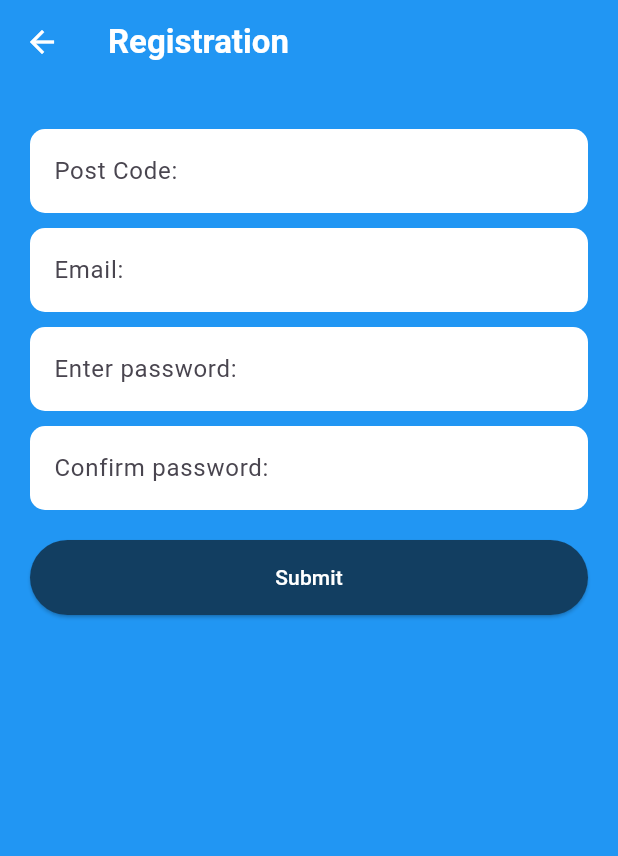
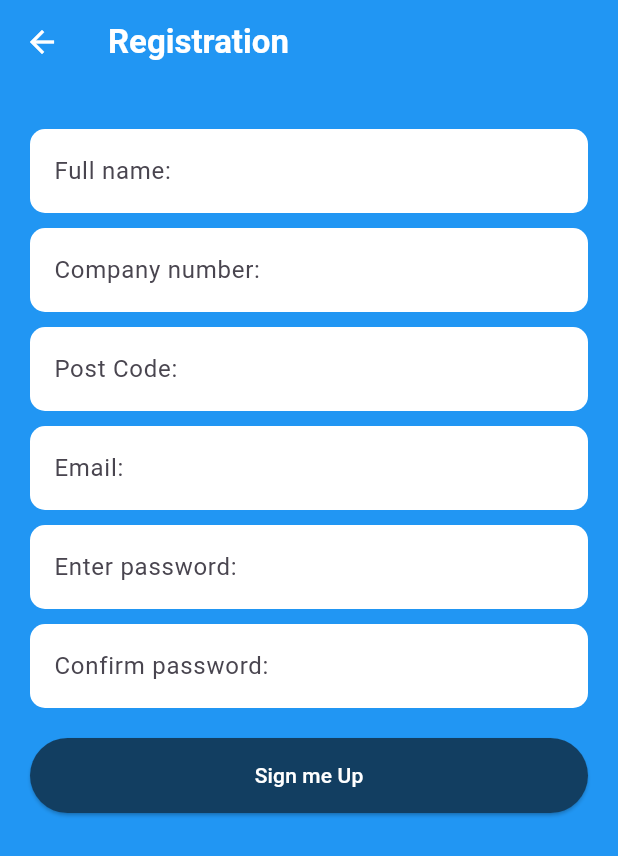
Before and after one commit to EbenBoakye/ShopByStock, a Flutter app: the RegistrationPage screen opened by its route, on a phone screen of 412 x 824 dp. Shown: the top 856 px of the screen. Run offline on Flutter 3.47's test engine with Material 3 defaults, Android fonts, the phone set to English and light mode, and no system bars; our stand-ins replace cloud_firestore, firebase_auth, firebase_core; accounts and stored records are empty.

Commit message:
removed unused imports

```diff
--- a/lib/screens/regpage.dart
+++ b/lib/screens/regpage.dart
@@ -9,24 +9,27 @@ class RegistrationPage extends StatelessWidget {
   @override
   Widget build(BuildContext context) {
     // Controllers to handle text input
-    final TextEditingController _postcodeController = TextEditingController();
-    final TextEditingController _emailController = TextEditingController();
-    final TextEditingController _passwordController = TextEditingController();
-    final TextEditingController _confirmPasswordController = TextEditingController();
-
+    final TextEditingController postcodeController = TextEditingController();
+    final TextEditingController emailController = TextEditingController();
+    final TextEditingController passwordController = TextEditingController();
+    final TextEditingController confirmPasswordController = TextEditingController();
+    final TextEditingController company_noController = TextEditingController();
+    final TextEditingController fullnameController = TextEditingController();
     // Function to handle user registration
-    Future<void> _registerUser() async {
-      if (_passwordController.text == _confirmPasswordController.text) {
+    Future<void> registerUser() async {
+      if (passwordController.text == confirmPasswordController.text) {
         try {
           // Create the user with email and password
           UserCredential userCredential = await FirebaseAuth.instance.createUserWithEmailAndPassword(
-            email: _emailController.text.trim(),
-            password: _passwordController.text.trim(),
+            email: emailController.text.trim(),
+            password: passwordController.text.trim(),
           );
 
           // Add additional user details like postcode to Firestore
           await FirebaseFirestore.instance.collection('users').doc(userCredential.user!.uid).set({
-            'postcode': _postcodeController.text.trim(),
+            'postcode': postcodeController.text.trim(),
+            'company number':company_noController.text.trim(),
+            'fullname':fullnameController.text.trim(),
             // Add other user details here if needed
           });
 
@@ -70,7 +73,41 @@ class RegistrationPage extends StatelessWidget {
             children: [
               const SizedBox(height: 10),
               TextField(
-                controller: _postcodeController,
+                controller: fullnameController,
+                decoration: InputDecoration(
+                  labelText: 'Full name:',
+                  filled: true,
+                  fillColor: Colors.white,
+                  border: OutlineInputBorder(
+                    borderRadius: BorderRadius.circular(10.0),
+                  borderSide: BorderSide.none,
+                ),
+                focusedBorder: OutlineInputBorder(
+                  borderRadius: BorderRadius.circular(10.0),
+                  borderSide: const BorderSide(color: Colors.blue),
+                  ),
+                ),
+              ),
+              const SizedBox(height: 10),
+              TextField(
+                controller: company_noController,
+                decoration: InputDecoration(
+                  labelText: 'Company number:',
+                  filled: true,
+                  fillColor: Colors.white,
+                  border: OutlineInputBorder(
+                    borderRadius: BorderRadius.circular(10.0),
+                  borderSide: BorderSide.none,
+                ),
+                focusedBorder: OutlineInputBorder(
+                  borderRadius: BorderRadius.circular(10.0),
+                  borderSide: const BorderSide(color: Colors.blue),
+                  ),
+                ),
+              ),
+              const SizedBox(height: 10),
+              TextField(
+                controller: postcodeController,
                 decoration: InputDecoration(
                   labelText: 'Post Code:',
                   filled: true,
@@ -87,7 +124,7 @@ class RegistrationPage extends StatelessWidget {
               ),
               const SizedBox(height: 10),
               TextField(
-                controller: _emailController,
+                controller: emailController,
                 decoration: InputDecoration(
                   labelText: 'Email:',
                   filled: true,
@@ -105,7 +142,7 @@ class RegistrationPage extends StatelessWidget {
               ),
               const SizedBox(height: 10),
               TextField(
-                controller: _passwordController,
+                controller: passwordController,
                 obscureText: true,
                 decoration: InputDecoration(
                   labelText: 'Enter password:',
@@ -123,7 +160,7 @@ class RegistrationPage extends StatelessWidget {
               ),
               const SizedBox(height: 10),
               TextField(
-                controller: _confirmPasswordController,
+                controller: confirmPasswordController,
                 obscureText: true,
                 decoration: InputDecoration(
                   labelText: 'Confirm password:',
@@ -149,8 +186,8 @@ class RegistrationPage extends StatelessWidget {
                   ),
                   padding: const EdgeInsets.symmetric(horizontal: 30, vertical: 15),
                 ),
-                onPressed: _registerUser,
-                child: const Text('Submit'),
+                onPressed: registerUser,
+                child: const Text('Sign me Up'),
               ),
             ],
           ),
--- a/lib/screens/top_match.dart
+++ b/lib/screens/top_match.dart
@@ -1,5 +1,4 @@
 import 'package:flutter/material.dart';
-import 'package:flutter/widgets.dart';
 import 'product_model.dart'; // Import your Product model correctly
 
 class TopMatch extends StatelessWidget {
```
Also changed, not shown: lib/screens/landing_page.dart (+50 -32 lines).
